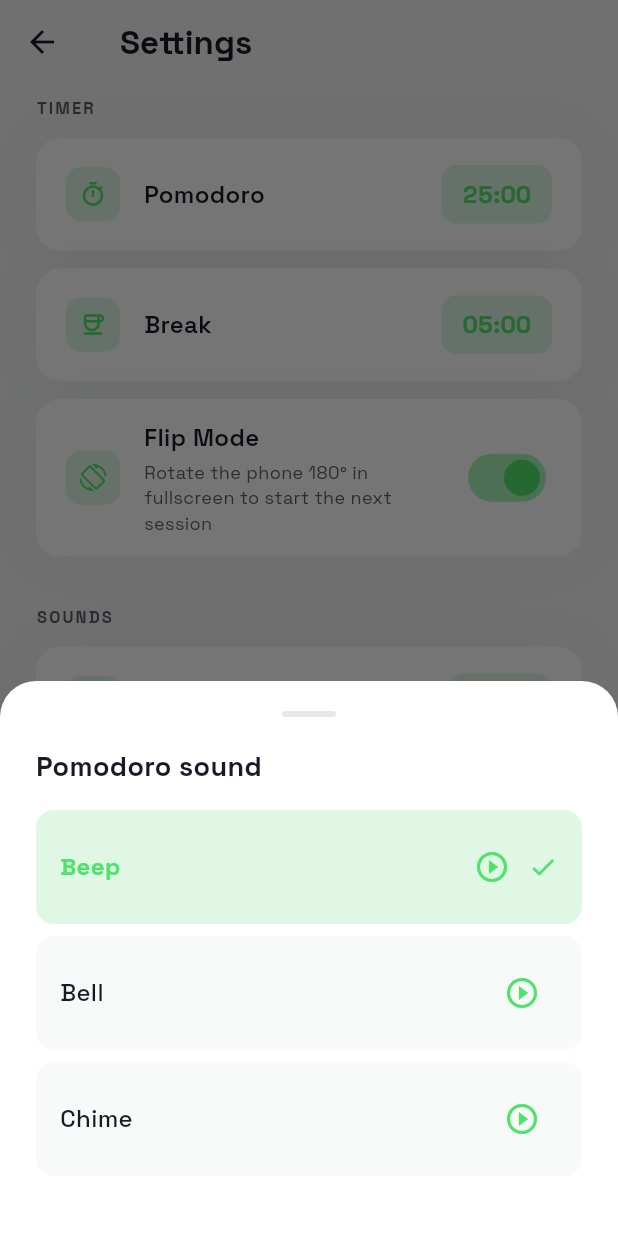
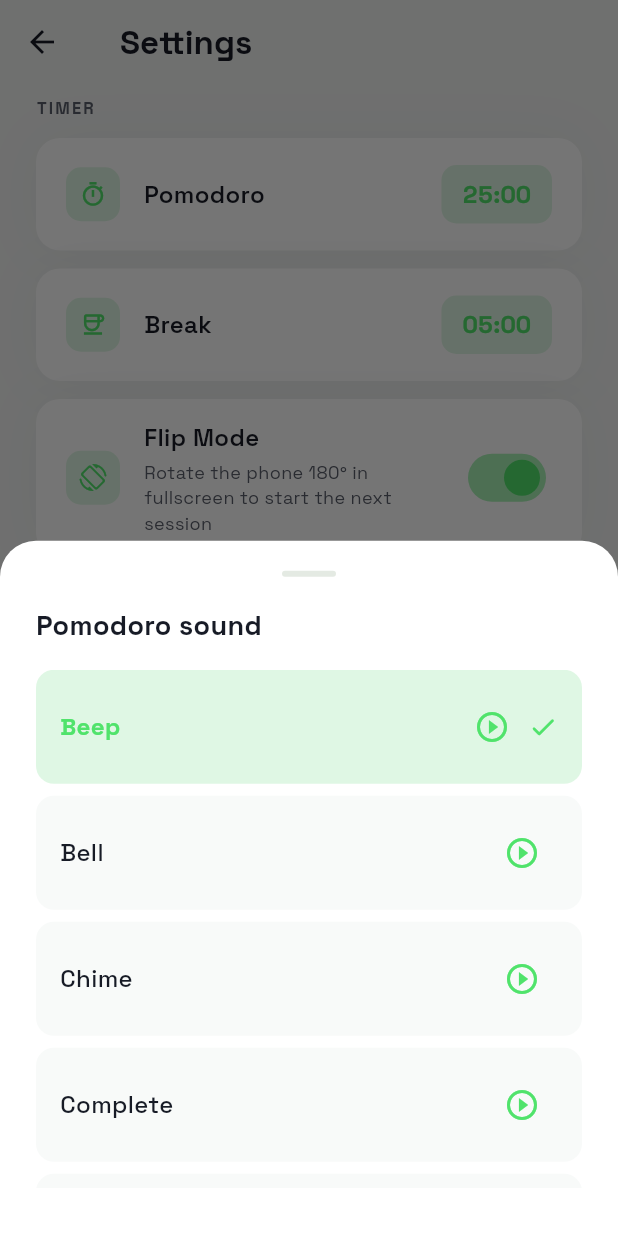
Before and after one commit to kaolof/high_achiever, a Flutter app: the SettingsScreen screen opened directly, after a tap on "Beep", on a phone screen of 412 x 824 dp. Run offline on Flutter 3.47's test engine with Material 3 defaults, Android fonts, the phone set to English and light mode, and no system bars; our stand-ins replace audioplayers, flutter_local_notifications, google_fonts, sensors_plus, shared_preferences, timezone and 1 more; accounts and stored records are empty.

Commit message:
Add notification service and bell ringing sound for timer alerts
- Implemented NotificationService to handle local notifications for timer events.
- Added support for multiple sound channels including a new bell ringing sound.
- Configured notification channels for Android to play specific sounds for Pomodoro and break notifications.

```diff
--- a/lib/core/services/audio_service.dart
+++ b/lib/core/services/audio_service.dart
@@ -6,6 +6,8 @@ class AudioService {
     (file: 'beep.wav', label: 'Beep'),
     (file: 'bell.wav', label: 'Bell'),
     (file: 'chime.wav', label: 'Chime'),
+    (file: 'timer_complete.wav', label: 'Complete'),
+    (file: 'bell_ringing.wav', label: 'Bell Ringing'),
   ];
 
   static String labelFor(String file) {
@@ -17,10 +19,10 @@ class AudioService {
 
   final AudioPlayer _player = AudioPlayer();
 
-  Future<void> play(String soundFile) async {
+  Future<void> play(String soundFile, {double volume = 1.0}) async {
     try {
       await _player.stop();
-      await _player.play(AssetSource('sounds/$soundFile'));
+      await _player.play(AssetSource('sounds/$soundFile'), volume: volume);
     } catch (e) {
       debugPrint('AudioService: failed to play $soundFile: $e');
     }
--- a/lib/features/settings/presentation/screens/settings_screen.dart
+++ b/lib/features/settings/presentation/screens/settings_screen.dart
@@ -46,6 +46,8 @@ class SettingsScreen extends StatelessWidget {
           const _FlipModeTile(),
           const SizedBox(height: 32),
           const _SectionLabel('Sounds'),
+          const SizedBox(height: 12),
+          const _VolumeTile(),
           const SizedBox(height: 12),
           const _SoundTile(
             label: 'Pomodoro sound',
@@ -574,6 +576,9 @@ class _SoundPickerSheet extends StatelessWidget {
   @override
   Widget build(BuildContext context) {
     return Container(
+      constraints: BoxConstraints(
+        maxHeight: MediaQuery.of(context).size.height * 0.65,
+      ),
       decoration: const BoxDecoration(
         color: AppColors.surfaceContainerLowest,
         borderRadius: BorderRadius.vertical(top: Radius.circular(24)),
@@ -603,11 +608,14 @@ class _SoundPickerSheet extends StatelessWidget {
             ),
           ),
           const SizedBox(height: 16),
-          ...AudioService.sounds.map((s) {
+          Flexible(
+            child: ListView.separated(
+              itemCount: AudioService.sounds.length,
+              separatorBuilder: (_, __) => const SizedBox(height: 8),
+              itemBuilder: (context, index) {
+                final s = AudioService.sounds[index];
                 final selected = s.file == currentFile;
-            return Padding(
-              padding: const EdgeInsets.only(bottom: 8),
-              child: InkWell(
+                return InkWell(
                   borderRadius: BorderRadius.circular(12),
                   onTap: () {
                     final timer = context.read<TimerNotifier>();
@@ -646,8 +654,9 @@ class _SoundPickerSheet extends StatelessWidget {
                         IconButton(
                           icon: const Icon(Icons.play_circle_outline),
                           color: AppColors.accent,
-                        onPressed: () =>
-                            context.read<TimerNotifier>().previewSound(s.file),
+                          onPressed: () => context
+                              .read<TimerNotifier>()
+                              .previewSound(s.file),
                         ),
                         if (selected)
                           const Icon(Icons.check_rounded,
@@ -655,9 +664,128 @@ class _SoundPickerSheet extends StatelessWidget {
                       ],
                     ),
                   ),
+                );
+              },
+            ),
+          ),
+        ],
       ),
     );
-          }),
+  }
+}
+
+class _VolumeTile extends StatefulWidget {
+  const _VolumeTile();
+
+  @override
+  State<_VolumeTile> createState() => _VolumeTileState();
+}
+
+class _VolumeTileState extends State<_VolumeTile> {
+  late double _volume;
+
+  @override
+  void initState() {
+    super.initState();
+    _volume = context.read<TimerNotifier>().soundVolume;
+  }
+
+  void _onChanged(double value) {
+    setState(() => _volume = value);
+  }
+
+  void _onChangeEnd(double value) {
+    final timer = context.read<TimerNotifier>();
+    timer.setSoundVolume(value);
+    // Preview the pomodoro sound at the new volume
+    timer.previewSound(timer.pomodoroSound);
+  }
+
+  @override
+  Widget build(BuildContext context) {
+    final pct = (_volume * 100).round();
+    return Container(
+      padding: const EdgeInsets.fromLTRB(20, 14, 12, 14),
+      decoration: BoxDecoration(
+        color: AppColors.surfaceContainerLowest,
+        borderRadius: BorderRadius.circular(16),
+        boxShadow: [
+          BoxShadow(
+            color: AppColors.onSecondaryFixed.withValues(alpha: 0.04),
+            blurRadius: 32,
+            offset: Offset.zero,
+          ),
+        ],
+      ),
+      child: Row(
+        children: [
+          Container(
+            width: 36,
+            height: 36,
+            decoration: BoxDecoration(
+              color: AppColors.accentLight,
+              borderRadius: BorderRadius.circular(10),
+            ),
+            child: Icon(
+              _volume == 0
+                  ? Icons.volume_off_rounded
+                  : _volume < 0.5
+                      ? Icons.volume_down_rounded
+                      : Icons.volume_up_rounded,
+              color: AppColors.accent,
+              size: 18,
+            ),
+          ),
+          const SizedBox(width: 16),
+          Expanded(
+            child: Column(
+              crossAxisAlignment: CrossAxisAlignment.start,
+              children: [
+                Row(
+                  mainAxisAlignment: MainAxisAlignment.spaceBetween,
+                  children: [
+                    const Text(
+                      'Volume',
+                      style: TextStyle(
+                        color: AppColors.textPrimary,
+                        fontSize: 16,
+                        fontWeight: FontWeight.w600,
+                      ),
+                    ),
+                    Text(
+                      '$pct%',
+                      style: const TextStyle(
+                        color: AppColors.textSecondary,
+                        fontSize: 13,
+                        fontWeight: FontWeight.w600,
+                      ),
+                    ),
+                  ],
+                ),
+                SliderTheme(
+                  data: SliderTheme.of(context).copyWith(
+                    trackHeight: 3,
+                    thumbShape:
+                        const RoundSliderThumbShape(enabledThumbRadius: 7),
+                    overlayShape:
+                        const RoundSliderOverlayShape(overlayRadius: 14),
+                    activeTrackColor: AppColors.accent,
+                    inactiveTrackColor:
+                        AppColors.accentLight,
+                    thumbColor: AppColors.accent,
+                    overlayColor: AppColors.accentLight,
+                  ),
+                  child: Slider(
+                    value: _volume,
+                    min: 0,
+                    max: 1,
+                    onChanged: _onChanged,
+                    onChangeEnd: _onChangeEnd,
+                  ),
+                ),
+              ],
+            ),
+          ),
         ],
       ),
     );
--- a/lib/features/timer/domain/timer_notifier.dart
+++ b/lib/features/timer/domain/timer_notifier.dart
@@ -2,6 +2,7 @@ import 'dart:async';
 import 'package:flutter/foundation.dart';
 import 'package:shared_preferences/shared_preferences.dart';
 import '../../../core/services/audio_service.dart';
+import '../../../core/services/notification_service.dart';
 
 enum TimerPhase { pomodoro, breakTime }
 
@@ -20,6 +21,7 @@ class TimerNotifier extends ChangeNotifier {
   static const String _keyIsBreak = 'is_break';
   static const String _keyPomodoroSound = 'pomodoro_sound';
   static const String _keyBreakSound = 'break_sound';
+  static const String _keySoundVolume = 'sound_volume';
   static const String defaultSound = 'beep.wav';
 
   int _pomodoroDuration = defaultPomodoroDuration;
@@ -33,6 +35,7 @@ class TimerNotifier extends ChangeNotifier {
   bool _justCompleted = false;
   String _pomodoroSound = defaultSound;
   String _breakSound = defaultSound;
+  double _soundVolume = 1.0;
 
   int get minutes => _remainingSeconds ~/ 60;
   int get seconds => _remainingSeconds % 60;
@@ -45,14 +48,16 @@ class TimerNotifier extends ChangeNotifier {
   int get breakDuration => _breakDuration;
   String get pomodoroSound => _pomodoroSound;
   String get breakSound => _breakSound;
+  double get soundVolume => _soundVolume;
 
   /// true for 1 second when a phase ends (to animate the UI)
   bool get justCompleted => _justCompleted;
 
   final SharedPreferences _prefs;
   final AudioService _audio;
+  final NotificationService _notifications;
 
-  TimerNotifier(this._prefs, this._audio) {
+  TimerNotifier(this._prefs, this._audio, this._notifications) {
     _loadFromPrefs();
   }
 
@@ -70,6 +75,7 @@ class TimerNotifier extends ChangeNotifier {
           _phase == TimerPhase.pomodoro ? _pomodoroDuration : _breakDuration;
       _pomodoroSound = _prefs.getString(_keyPomodoroSound) ?? defaultSound;
       _breakSound = _prefs.getString(_keyBreakSound) ?? defaultSound;
+      _soundVolume = _prefs.getDouble(_keySoundVolume) ?? 1.0;
 
       final today = _todayString();
       final savedDate = _prefs.getString(_keyLastDate) ?? '';
@@ -107,7 +113,7 @@ class TimerNotifier extends ChangeNotifier {
       _prefs.remove(_keyTimerStartEpoch);
       _timer?.cancel();
       _isRunning = false;
-      _audio.play(_phase == TimerPhase.pomodoro ? _pomodoroSound : _breakSound);
+      _audio.play(_phase == TimerPhase.pomodoro ? _pomodoroSound : _breakSound, volume: _soundVolume);
       if (_phase == TimerPhase.pomodoro) {
         _completedToday++;
         _saveToPrefs();
@@ -131,6 +137,12 @@ class TimerNotifier extends ChangeNotifier {
       _remainingSeconds = newRemaining;
       _prefs.setInt(_keyTimerStartEpoch, DateTime.now().millisecondsSinceEpoch);
       _prefs.setInt(_keyRemainingAtStart, _remainingSeconds);
+      // Reschedule notification with updated remaining time.
+      _notifications.scheduleCompletion(
+        remainingSeconds: _remainingSeconds,
+        soundFile: _phase == TimerPhase.pomodoro ? _pomodoroSound : _breakSound,
+        isPomodoro: _phase == TimerPhase.pomodoro,
+      );
       if (!_isRunning) {
         _isRunning = true;
         _startTicker();
@@ -175,7 +187,13 @@ class TimerNotifier extends ChangeNotifier {
     await _prefs.setString(_keyBreakSound, soundFile);
   }
 
-  void previewSound(String soundFile) => _audio.play(soundFile);
+  void previewSound(String soundFile) => _audio.play(soundFile, volume: _soundVolume);
+
+  Future<void> setSoundVolume(double volume) async {
+    _soundVolume = volume;
+    notifyListeners();
+    await _prefs.setDouble(_keySoundVolume, volume);
+  }
 
   Future<void> setDailyGoal(int goal) async {
     _dailyGoal = goal;
@@ -209,6 +227,11 @@ class TimerNotifier extends ChangeNotifier {
     _isRunning = true;
     _prefs.setInt(_keyTimerStartEpoch, DateTime.now().millisecondsSinceEpoch);
     _prefs.setInt(_keyRemainingAtStart, _remainingSeconds);
+    _notifications.scheduleCompletion(
+      remainingSeconds: _remainingSeconds,
+      soundFile: _phase == TimerPhase.pomodoro ? _pomodoroSound : _breakSound,
+      isPomodoro: _phase == TimerPhase.pomodoro,
+    );
     notifyListeners();
     _startTicker();
   }
@@ -229,7 +252,8 @@ class TimerNotifier extends ChangeNotifier {
     _timer?.cancel();
     _isRunning = false;
     _prefs.remove(_keyTimerStartEpoch);
-    _audio.play(_phase == TimerPhase.pomodoro ? _pomodoroSound : _breakSound);
+    _notifications.cancel();
+    _audio.play(_phase == TimerPhase.pomodoro ? _pomodoroSound : _breakSound, volume: _soundVolume);
 
     if (_phase == TimerPhase.pomodoro) {
       _completedToday++;
@@ -256,6 +280,7 @@ class TimerNotifier extends ChangeNotifier {
     _timer?.cancel();
     _isRunning = false;
     _prefs.remove(_keyTimerStartEpoch);
+    _notifications.cancel();
     notifyListeners();
   }
 
@@ -266,6 +291,7 @@ class TimerNotifier extends ChangeNotifier {
     _isRunning = false;
     _switchToPomodoro();
     _prefs.remove(_keyTimerStartEpoch);
+    _notifications.cancel();
     notifyListeners();
   }
 
@@ -275,6 +301,7 @@ class TimerNotifier extends ChangeNotifier {
     _switchToPomodoro();
     _prefs.remove(_keyTimerStartEpoch);
     _prefs.setBool(_keyIsBreak, false);
+    _notifications.cancel();
     notifyListeners();
   }
 
@@ -285,6 +312,7 @@ class TimerNotifier extends ChangeNotifier {
     _switchToPomodoro();
     _prefs.remove(_keyTimerStartEpoch);
     _prefs.setBool(_keyIsBreak, false);
+    _notifications.cancel();
     await _saveToPrefs();
     notifyListeners();
   }
--- a/lib/main.dart
+++ b/lib/main.dart
@@ -4,6 +4,7 @@ import 'package:provider/provider.dart';
 import 'package:shared_preferences/shared_preferences.dart';
 import 'core/providers/app_settings_notifier.dart';
 import 'core/services/audio_service.dart';
+import 'core/services/notification_service.dart';
 import 'core/theme/app_theme.dart';
 import 'features/timer/domain/timer_notifier.dart';
 import 'navigation/main_scaffold.dart';
@@ -11,19 +12,22 @@ import 'navigation/main_scaffold.dart';
 void main() async {
   WidgetsFlutterBinding.ensureInitialized();
   final prefs = await SharedPreferences.getInstance();
+  final notifications = NotificationService();
+  await notifications.init();
   SystemChrome.setPreferredOrientations([DeviceOrientation.portraitUp]);
-  runApp(HighAchieverApp(prefs: prefs));
+  runApp(HighAchieverApp(prefs: prefs, notifications: notifications));
 }
 
 class HighAchieverApp extends StatelessWidget {
   final SharedPreferences prefs;
-  const HighAchieverApp({super.key, required this.prefs});
+  final NotificationService notifications;
+  const HighAchieverApp({super.key, required this.prefs, required this.notifications});
 
   @override
   Widget build(BuildContext context) {
     return MultiProvider(
       providers: [
-        ChangeNotifierProvider(create: (_) => TimerNotifier(prefs, AudioService())),
+        ChangeNotifierProvider(create: (_) => TimerNotifier(prefs, AudioService(), notifications)),
         ChangeNotifierProvider(create: (_) => AppSettingsNotifier(prefs)),
       ],
       child: MaterialApp(
--- a/pubspec.yaml
+++ b/pubspec.yaml
@@ -15,6 +15,8 @@ dependencies:
   sensors_plus: ^4.0.2
   audioplayers: ^6.1.0
   wakelock_plus: ^1.4.0
+  flutter_local_notifications: ^18.0.1
+  timezone: ^0.9.4
 
 dev_dependencies:
   flutter_test:
```
Also changed, not shown: lib/core/services/notification_service.dart (added, +119 -0 lines), lib/features/timer/presentation/screens/timer_screen.dart (+8 -8 lines), .claude/settings.json, pubspec.lock, 9 other files. Lines whose indentation alone changed are shown as unchanged.
